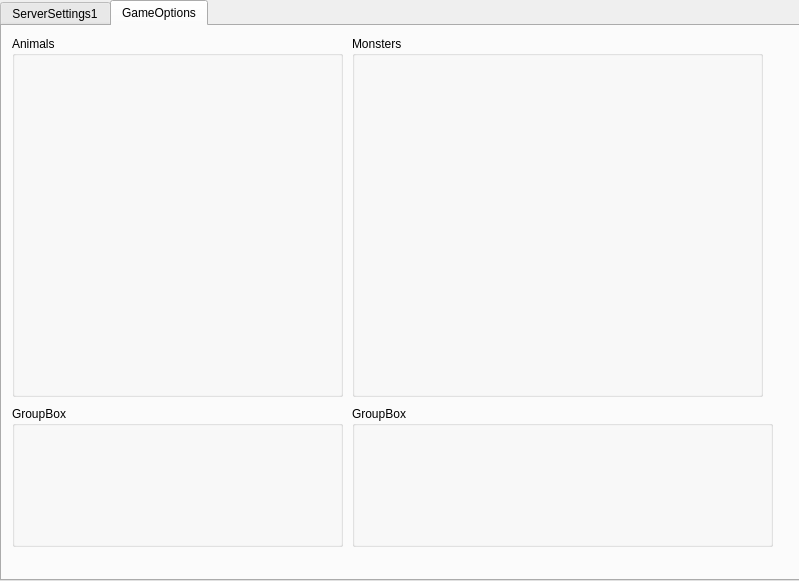
Before: the Qt Designer form serverconfigurationtab.ui in sevren/DST-ServerManager, drawn with Qt 5.
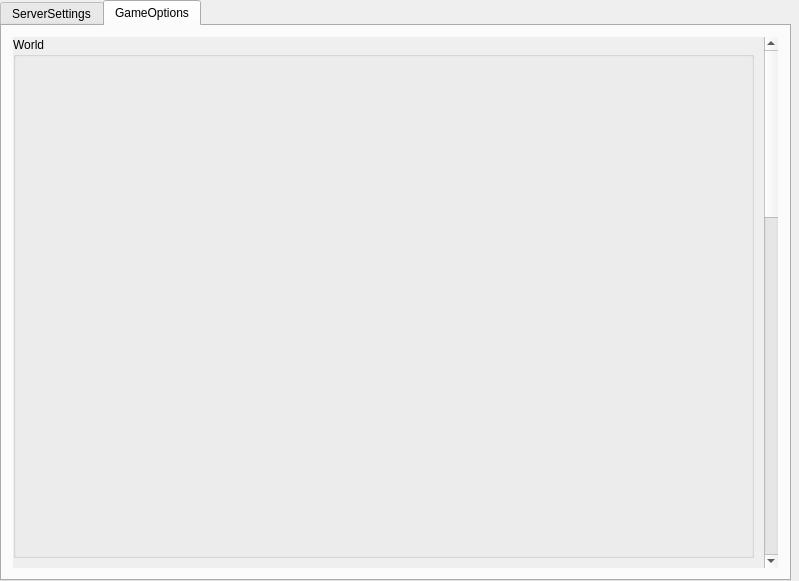
After: the same form once the commit is applied. The open tabs and pages were chosen to show the change.

Commit message:
Parsing XML worldSettings and Display on Gameoptions
Added dependency to boost lib
Added dependency to pugixml parser
Extracted all 96 tiles from the resources image
Parsed worldSettings XML
Created Forest-World qlabels with imgs and comboboxes dynamically
et default values for combo boxes

```diff
--- a/serverconfigurationtab.ui
+++ b/serverconfigurationtab.ui
@@ -18,7 +18,7 @@
     <rect>
      <x>0</x>
      <y>0</y>
-     <width>801</width>
+     <width>791</width>
      <height>581</height>
     </rect>
    </property>
@@ -30,7 +30,7 @@
    </property>
    <widget class="QWidget" name="tab">
     <attribute name="title">
-     <string>ServerSettings1</string>
+     <string>ServerSettings</string>
     </attribute>
     <widget class="QPushButton" name="pushButton">
      <property name="geometry">
@@ -826,58 +826,114 @@
     <attribute name="title">
      <string>GameOptions</string>
     </attribute>
-    <widget class="QGroupBox" name="groupBox">
+    <layout class="QGridLayout" name="gridLayout_3">
+     <item row="0" column="0">
+      <widget class="QScrollArea" name="scrollArea">
+       <property name="frameShape">
+        <enum>QFrame::NoFrame</enum>
+       </property>
+       <property name="frameShadow">
+        <enum>QFrame::Plain</enum>
+       </property>
+       <property name="horizontalScrollBarPolicy">
+        <enum>Qt::ScrollBarAlwaysOff</enum>
+       </property>
+       <property name="widgetResizable">
+        <bool>false</bool>
+       </property>
+       <widget class="QWidget" name="scrollAreaWidgetContents_2">
      <property name="geometry">
       <rect>
-       <x>10</x>
-       <y>10</y>
-       <width>331</width>
-       <height>361</height>
+          <x>0</x>
+          <y>0</y>
+          <width>798</width>
+          <height>1600</height>
+         </rect>
+        </property>
+        <widget class="QGroupBox" name="world">
+         <property name="geometry">
+          <rect>
+           <x>0</x>
+           <y>0</y>
+           <width>741</width>
+           <height>521</height>
+          </rect>
+         </property>
+         <property name="title">
+          <string>World</string>
+         </property>
+         <widget class="QWidget" name="gridLayoutWidget">
+          <property name="geometry">
+           <rect>
+            <x>9</x>
+            <y>19</y>
+            <width>721</width>
+            <height>491</height>
+           </rect>
+          </property>
+          <layout class="QGridLayout" name="gridLayout">
+           <property name="spacing">
+            <number>3</number>
+           </property>
+          </layout>
+         </widget>
+        </widget>
+        <widget class="QGroupBox" name="resources">
+         <property name="geometry">
+          <rect>
+           <x>0</x>
+           <y>530</y>
+           <width>741</width>
+           <height>241</height>
+          </rect>
+         </property>
+         <property name="title">
+          <string>Resources</string>
+         </property>
+        </widget>
+        <widget class="QGroupBox" name="food">
+         <property name="geometry">
+          <rect>
+           <x>0</x>
+           <y>780</y>
+           <width>741</width>
+           <height>241</height>
+          </rect>
+         </property>
+         <property name="title">
+          <string>Food</string>
+         </property>
+        </widget>
+        <widget class="QGroupBox" name="animals">
+         <property name="geometry">
+          <rect>
+           <x>0</x>
+           <y>1080</y>
+           <width>741</width>
+           <height>241</height>
       </rect>
      </property>
      <property name="title">
       <string>Animals</string>
      </property>
     </widget>
-    <widget class="QGroupBox" name="groupBox_2">
+        <widget class="QGroupBox" name="monsters">
      <property name="geometry">
       <rect>
-       <x>350</x>
-       <y>10</y>
-       <width>411</width>
-       <height>361</height>
+           <x>0</x>
+           <y>1340</y>
+           <width>741</width>
+           <height>241</height>
       </rect>
      </property>
      <property name="title">
       <string>Monsters</string>
      </property>
     </widget>
-    <widget class="QGroupBox" name="groupBox_3">
-     <property name="geometry">
-      <rect>
-       <x>350</x>
-       <y>380</y>
-       <width>421</width>
-       <height>141</height>
-      </rect>
-     </property>
-     <property name="title">
-      <string>GroupBox</string>
-     </property>
-    </widget>
-    <widget class="QGroupBox" name="groupBox_4">
-     <property name="geometry">
-      <rect>
-       <x>10</x>
-       <y>380</y>
-       <width>331</width>
-       <height>141</height>
-      </rect>
-     </property>
-     <property name="title">
-      <string>GroupBox</string>
-     </property>
-    </widget>
+       </widget>
+      </widget>
+     </item>
+    </layout>
    </widget>
   </widget>
  </widget>
```
Left out of the diff: 4 changed lines with no effect on the pictures. Lines whose indentation alone changed are shown as unchanged. The commit also changes 12 other files.
